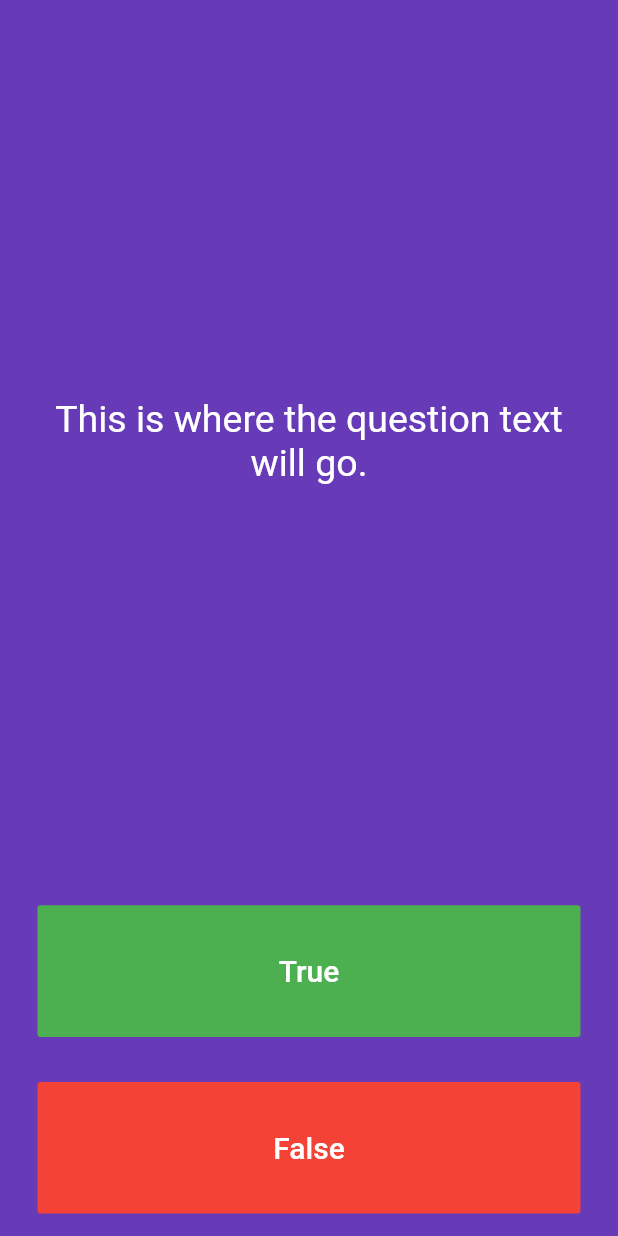
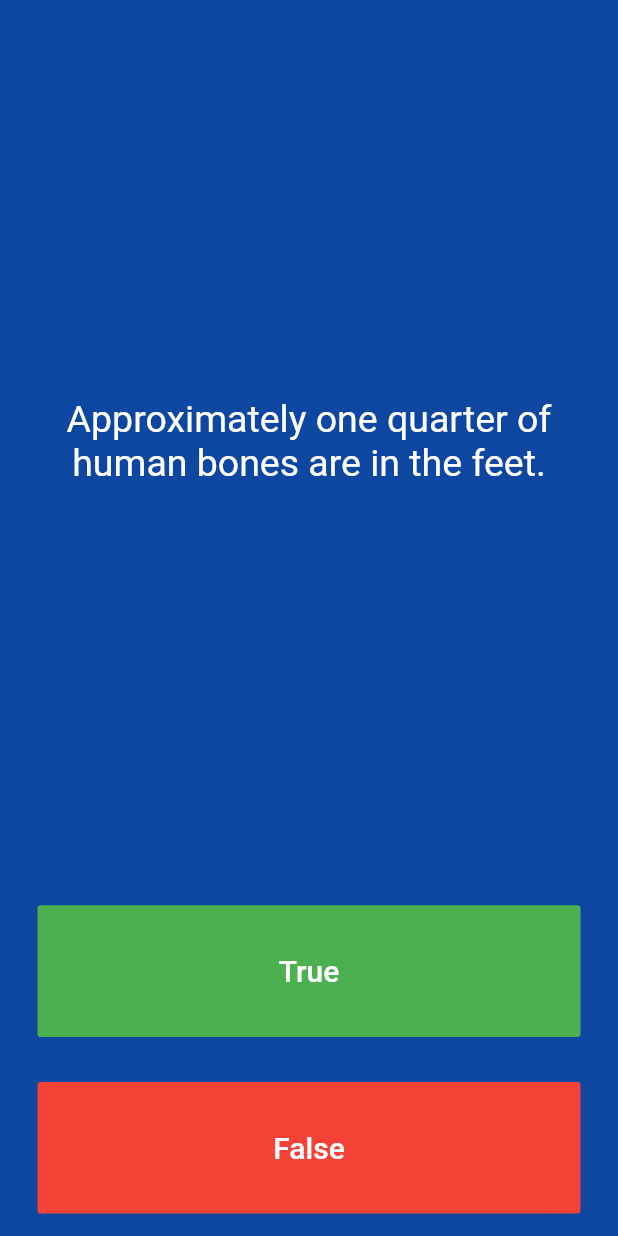
Before and after one commit to analuciablanco/Quizzler, a Flutter app: the screen it shows after launch, after a tap on "True", on a phone screen of 412 x 824 dp. Run offline on Flutter 3.47's test engine with Material 2 defaults, Android fonts, the phone set to English and light mode, and no system bars.

Commit message:
question changes when any button selected

```diff
--- a/lib/main.dart
+++ b/lib/main.dart
@@ -7,7 +7,7 @@ class Quizzler extends StatelessWidget {
   Widget build(BuildContext context) {
     return MaterialApp(
       home: Scaffold(
-        backgroundColor: Colors.deepPurple,
+        backgroundColor: Colors.blue.shade900,
         body: SafeArea(
           child: Padding(
             padding: EdgeInsets.symmetric(horizontal: 10.0),
@@ -25,6 +25,18 @@ class QuizPage extends StatefulWidget {
 }
 
 class _QuizPageState extends State<QuizPage> {
+  List<String> questions = [
+    'You can lead a cow down stairs but not up stairs.',
+    'Approximately one quarter of human bones are in the feet.',
+    'A slug\'s blood is green.'
+  ];
+
+  List<bool> answers = [false, true, true];
+
+  int questionNumber = 0;
+
+  List<Icon> scoreKeeper = [];
+
   @override
   Widget build(BuildContext context) {
     return Column(
@@ -37,7 +49,7 @@ class _QuizPageState extends State<QuizPage> {
             padding: EdgeInsets.all(10.0),
             child: Center(
               child: Text(
-                'This is where the question text will go.',
+                questions[questionNumber],
                 textAlign: TextAlign.center,
                 style: TextStyle(
                   fontSize: 25.0,
@@ -61,7 +73,14 @@ class _QuizPageState extends State<QuizPage> {
                 ),
               ),
               onPressed: () {
-                //The user picked true.
+                bool correctAnswer = answers[questionNumber];
+
+                if (correctAnswer == true) {
+                } else {}
+
+                setState(() {
+                  questionNumber += 1;
+                });
               },
             ),
           ),
@@ -79,12 +98,16 @@ class _QuizPageState extends State<QuizPage> {
                 ),
               ),
               onPressed: () {
-                //The user picked false.
+                setState(() {
+                  questionNumber += 1;
+                });
               },
             ),
           ),
         ),
-        //TODO: Add a Row here as your score keeper
+        Row(
+          children: scoreKeeper,
+        ),
       ],
     );
   }
```
